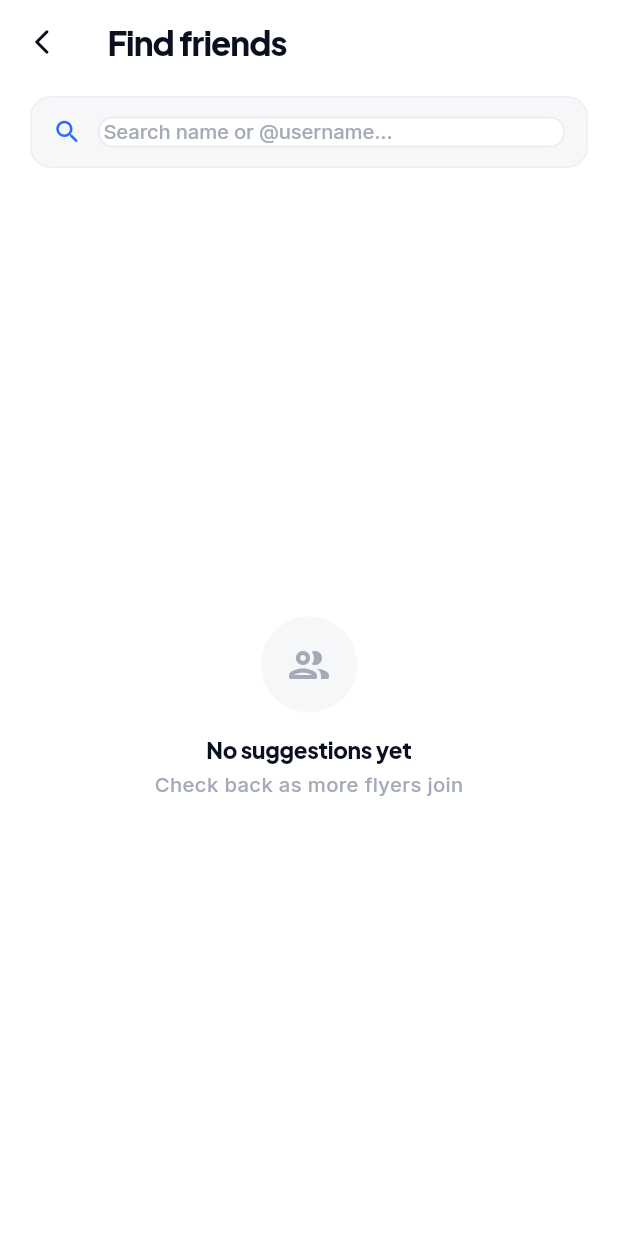
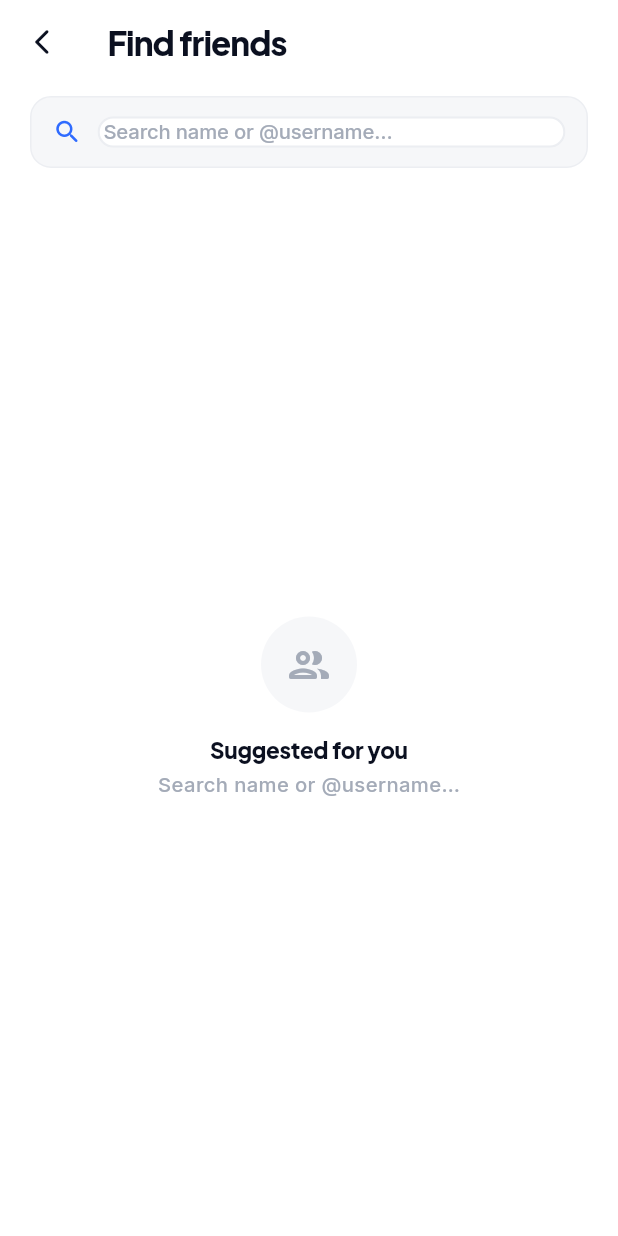
Before and after one commit to GhulamShahbazali/pigeon_system, a Flutter app: the FindFriendsScreen screen opened by its route, on a phone screen of 412 x 824 dp. Run offline on Flutter 3.47's test engine with Material 3 defaults, Android fonts, the phone set to English and light mode, and no system bars; our stand-ins replace dio, equatable, firebase_auth, firebase_core, flutter_bloc, flutter_secure_storage and 10 more; missing offline and left inert: excel, record; accounts and stored records are empty; network calls fail.

Commit message:
feat(i18n): translate Profile, Home, Records, Posts, Find friends, Notifications
Second batch of the app-wide translation: migrate the main self-facing
screens' static text to AppStrings so they change with the selected language.

- Expand AppStrings with profile/home/records/posts/notifications/find-friends
  keys in en/ur/hi/ar.
- Profile: stat labels + My Tournaments/Posts/Records + default name.
- Home: section headers, See all / Explore all, compose hint, empty feed.
- My Records / My Posts: titles, empty states, create buttons, status chips.
- Find friends: titles, search hint, section header, Follow/Following, empty.
- Notifications: header, Mark all, empty state (per-item text still English —
  it's data-derived from the notification type).

Co-Authored-By: Claude Opus 4.8 <noreply@anthropic.com>
Claude-Session: https://claude.ai/code/session_016dVzk1UQWXPNB6QhK6Zvo3

```diff
--- a/mobile/lib/core/localization/app_strings.dart
+++ b/mobile/lib/core/localization/app_strings.dart
@@ -61,4 +61,51 @@ class AppStrings {
   String get save => _t('Save', 'محفوظ کریں', 'सहेजें', 'حفظ');
   String get cancel => _t('Cancel', 'منسوخ', 'रद्द करें', 'إلغاء');
   String get rtl => _t('RTL', 'دائیں سے بائیں', 'दाएँ-से-बाएँ', 'يمين لليسار');
+  String get seeAll => _t('See all', 'سب دیکھیں', 'सभी देखें', 'عرض الكل');
+  String get follow => _t('Follow', 'فالو', 'फ़ॉलो', 'متابعة');
+  String get following => _t('Following', 'فالو کر رہے ہیں', 'फ़ॉलो कर रहे हैं', 'تتابع');
+
+  // ── Profile ──
+  String get flyer => _t('Flyer', 'فلائر', 'फ़्लायर', 'مربّي');
+  String get tournaments => _t('Tournaments', 'ٹورنامنٹ', 'टूर्नामेंट', 'البطولات');
+  String get followers => _t('Followers', 'فالوورز', 'फ़ॉलोअर्स', 'المتابِعون');
+  String get followingLabel => _t('Following', 'فالوئنگ', 'फ़ॉलोइंग', 'المتابَعون');
+  String get myTournaments => _t('My Tournaments', 'میرے ٹورنامنٹ', 'मेरे टूर्नामेंट', 'بطولاتي');
+  String get myPosts => _t('My Posts', 'میری پوسٹس', 'मेरी पोस्ट', 'منشوراتي');
+  String get myRecords => _t('My Records', 'میرے ریکارڈ', 'मेरे रिकॉर्ड', 'سجلاتي');
+
+  // ── Home ──
+  String get liveNow => _t('Live now', 'ابھی لائیو', 'अभी लाइव', 'مباشر الآن');
+  String get featuredTournament => _t('Featured tournament', 'نمایاں ٹورنامنٹ', 'फ़ीचर्ड टूर्नामेंट', 'بطولة مميزة');
+  String get trendingTournaments => _t('Trending tournaments', 'مقبول ٹورنامنٹ', 'ट्रेंडिंग टूर्नामेंट', 'بطولات رائجة');
+  String get feedCommunity => _t('Feed & Community Updates', 'فیڈ اور کمیونٹی اپڈیٹس', 'फ़ीड और समुदाय अपडेट', 'الموجز وتحديثات المجتمع');
+  String get exploreAll => _t('Explore all', 'سب دریافت کریں', 'सभी देखें', 'استكشف الكل');
+  String get shareLoftHint => _t('Share something about your loft…', 'اپنے لوفٹ کے بارے میں کچھ شیئر کریں…', 'अपने लॉफ़्ट के बारे में कुछ साझा करें…', 'شارك شيئًا عن برجك…');
+  String get noPostsInFeed => _t('No posts yet in feed', 'فیڈ میں ابھی کوئی پوسٹ نہیں', 'फ़ीड में अभी कोई पोस्ट नहीं', 'لا منشورات بعد');
+
+  // ── Records ──
+  String get noRecordsYet => _t('No records yet', 'ابھی کوئی ریکارڈ نہیں', 'अभी कोई रिकॉर्ड नहीं', 'لا سجلات بعد');
+  String get addRecordHint => _t('Add a record to track your flights.', 'اپنی اڑانوں کا ریکارڈ رکھنے کے لیے ریکارڈ شامل کریں۔', 'अपनी उड़ानों को ट्रैक करने के लिए रिकॉर्ड जोड़ें।', 'أضف سجلاً لتتبّع رحلاتك.');
+  String get newRecord => _t('New record', 'نیا ریکارڈ', 'नया रिकॉर्ड', 'سجل جديد');
+  String get addFirstRecord => _t('Add your first record', 'اپنا پہلا ریکارڈ شامل کریں', 'अपना पहला रिकॉर्ड जोड़ें', 'أضف أول سجل لك');
+  String get live => _t('LIVE', 'لائیو', 'लाइव', 'مباشر');
+  String get ended => _t('ENDED', 'ختم', 'समाप्त', 'انتهى');
+  String get privateLabel => _t('PRIVATE', 'نجی', 'निजी', 'خاص');
+
+  // ── Posts ──
+  String get noPostsYet => _t('No posts yet', 'ابھی کوئی پوسٹ نہیں', 'अभी कोई पोस्ट नहीं', 'لا منشورات بعد');
+  String get newPost => _t('New post', 'نئی پوسٹ', 'नई पोस्ट', 'منشور جديد');
+  String get createFirstPost => _t('Create your first post', 'اپنی پہلی پوسٹ بنائیں', 'अपनी पहली पोस्ट बनाएँ', 'أنشئ أول منشور لك');
+
+  // ── Notifications ──
+  String get notificationsTitle => _t('Notifications', 'اطلاعات', 'सूचनाएँ', 'الإشعارات');
+  String get markAll => _t('Mark all', 'سب پڑھا ہوا', 'सभी पढ़ा हुआ', 'تحديد الكل');
+  String get noNotifications => _t('No notifications yet', 'ابھی کوئی اطلاع نہیں', 'अभी कोई सूचना नहीं', 'لا إشعارات بعد');
+
+  // ── Find friends ──
+  String get findFriends => _t('Find friends', 'دوست تلاش کریں', 'दोस्त खोजें', 'ابحث عن أصدقاء');
+  String get searchPeople => _t('Search people', 'لوگ تلاش کریں', 'लोग खोजें', 'ابحث عن أشخاص');
+  String get suggestedForYou => _t('Suggested for you', 'آپ کے لیے تجاویز', 'आपके लिए सुझाव', 'مقترحة لك');
+  String get noPeopleFound => _t('No people found', 'کوئی شخص نہیں ملا', 'कोई व्यक्ति नहीं मिला', 'لم يُعثر على أشخاص');
+  String get searchNameHint => _t('Search name or @username…', 'نام یا @یوزرنیم تلاش کریں…', 'नाम या @यूज़रनेम खोजें…', 'ابحث بالاسم أو @المعرّف…');
 }
--- a/mobile/lib/features/home/presentation/pages/find_friends_screen.dart
+++ b/mobile/lib/features/home/presentation/pages/find_friends_screen.dart
@@ -5,6 +5,7 @@ import '../../../../core/theme/app_colors.dart';
 import '../../../../core/theme/app_shadows.dart';
 import '../../../../core/theme/app_text_styles.dart';
 import '../../../../core/widgets/app_avatar.dart';
+import '../../../../core/localization/app_strings.dart';
 import '../../../settings/data/user_repository.dart';
 import '../../data/discovery_repository.dart';
 
@@ -86,6 +87,7 @@ class _FindFriendsScreenState extends State<FindFriendsScreen> {
 
   @override
   Widget build(BuildContext context) {
+    final s = AppStrings.of(context);
     final isSearching = _query.isNotEmpty;
     final list = isSearching ? _results : _suggestions;
 
@@ -99,7 +101,7 @@ class _FindFriendsScreenState extends State<FindFriendsScreen> {
           icon: const Icon(Icons.arrow_back_ios_new_rounded, size: 20, color: AppColors.ink),
           onPressed: () => Navigator.of(context).maybePop(),
         ),
-        title: Text(isSearching ? 'Search people' : 'Find friends', style: AppTextStyles.h2),
+        title: Text(isSearching ? s.searchPeople : s.findFriends, style: AppTextStyles.h2),
         centerTitle: false,
       ),
       body: SafeArea(
@@ -129,7 +131,7 @@ class _FindFriendsScreenState extends State<FindFriendsScreen> {
                         onChanged: _onSearchChanged,
                         style: AppTextStyles.bodyBold,
                         decoration: InputDecoration(
-                          hintText: 'Search name or @username…',
+                          hintText: s.searchNameHint,
                           hintStyle: AppTextStyles.body.copyWith(color: AppColors.mut),
                           border: InputBorder.none,
                           isDense: true,
@@ -155,14 +157,14 @@ class _FindFriendsScreenState extends State<FindFriendsScreen> {
               ),
             ),
 
-            Expanded(child: _buildList(isSearching, list)),
+            Expanded(child: _buildList(isSearching, list, s)),
           ],
         ),
       ),
     );
   }
 
-  Widget _buildList(bool isSearching, List<UserCardModel> list) {
+  Widget _buildList(bool isSearching, List<UserCardModel> list, AppStrings s) {
     if ((isSearching && _searchLoading) || (!isSearching && _loading)) {
       return const Center(child: CircularProgressIndicator(color: AppColors.brand));
     }
@@ -178,10 +180,10 @@ class _FindFriendsScreenState extends State<FindFriendsScreen> {
               child: const Icon(Icons.people_outline_rounded, size: 32, color: AppColors.mut),
             ),
             const SizedBox(height: 14),
-            Text(isSearching ? 'No people found' : 'No suggestions yet', style: AppTextStyles.h4),
+            Text(isSearching ? s.noPeopleFound : s.suggestedForYou, style: AppTextStyles.h4),
             const SizedBox(height: 4),
             Text(
-              isSearching ? 'Try another name or @username' : 'Check back as more flyers join',
+              s.searchNameHint,
               style: AppTextStyles.body.copyWith(color: AppColors.mut),
             ),
           ],
@@ -194,18 +196,16 @@ class _FindFriendsScreenState extends State<FindFriendsScreen> {
         Padding(
           padding: const EdgeInsets.only(bottom: 10, top: 4),
           child: Text(
-            isSearching
-                ? 'People · ${list.length} ${list.length == 1 ? 'result' : 'results'}'
-                : 'Suggested for you',
+            isSearching ? '${s.searchPeople} (${list.length})' : s.suggestedForYou,
             style: AppTextStyles.labelUppercase,
           ),
         ),
-        ...list.map(_userRow),
+        ...list.map((u) => _userRow(u, s)),
       ],
     );
   }
 
-  Widget _userRow(UserCardModel user) {
+  Widget _userRow(UserCardModel user, AppStrings s) {
     void openProfile() => context.push('/user/${user.id}');
     return Container(
       margin: const EdgeInsets.only(bottom: 10),
@@ -256,7 +256,7 @@ class _FindFriendsScreenState extends State<FindFriendsScreen> {
                 border: user.isFollowing ? Border.all(color: AppColors.line) : null,
               ),
               child: Text(
-                user.isFollowing ? 'Following' : 'Follow',
+                user.isFollowing ? s.following : s.follow,
                 style: TextStyle(
                   fontSize: 12.5,
                   fontWeight: FontWeight.w700,
```
Also changed, not shown: mobile/lib/features/home/presentation/pages/home_screen.dart (+11 -9 lines), mobile/lib/features/notifications/presentation/pages/notifications_screen.dart (+7 -5 lines), mobile/lib/features/posts/presentation/pages/my_posts_screen.dart (+6 -5 lines), mobile/lib/features/records/presentation/pages/my_records_screen.dart (+13 -11 lines), mobile/lib/features/settings/presentation/pages/profile_screen.dart (+10 -8 lines).
